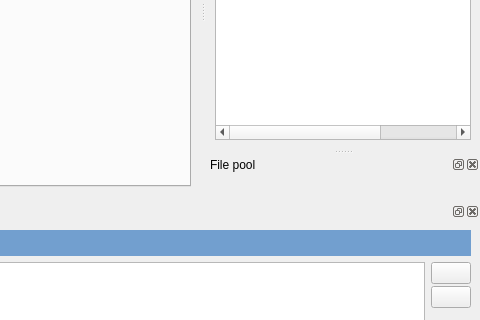
Old version of the form resources/ui/opensesame.ui in the repository open-cogsci/OpenSesame; both pictures show x 520 to 1000 and y 222 to 542 of the 1000 by 707 pixel window.
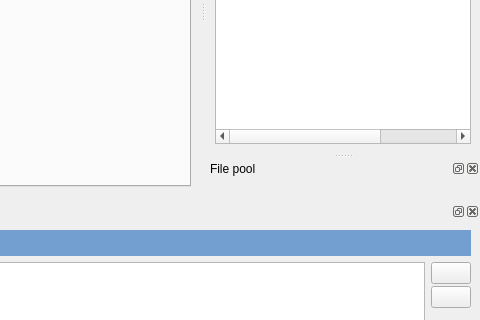
New version of the form. Icons and pictures are not drawn. Custom widgets are drawn as their Qt base class.

Commit message: Update start_new widget

Diff of the .ui file:
```diff
--- a/resources/ui/opensesame.ui
+++ b/resources/ui/opensesame.ui
@@ -362,6 +362,12 @@
    </widget>
   </widget>
   <widget class="QDockWidget" name="dock_pool">
+   <property name="sizePolicy">
+    <sizepolicy hsizetype="Maximum" vsizetype="Maximum">
+     <horstretch>0</horstretch>
+     <verstretch>0</verstretch>
+    </sizepolicy>
+   </property>
    <property name="windowTitle">
     <string>File pool</string>
    </property>
```
Left out of the diff: 26 changed lines with no effect on the pictures. The commit also changes 4 other files.
